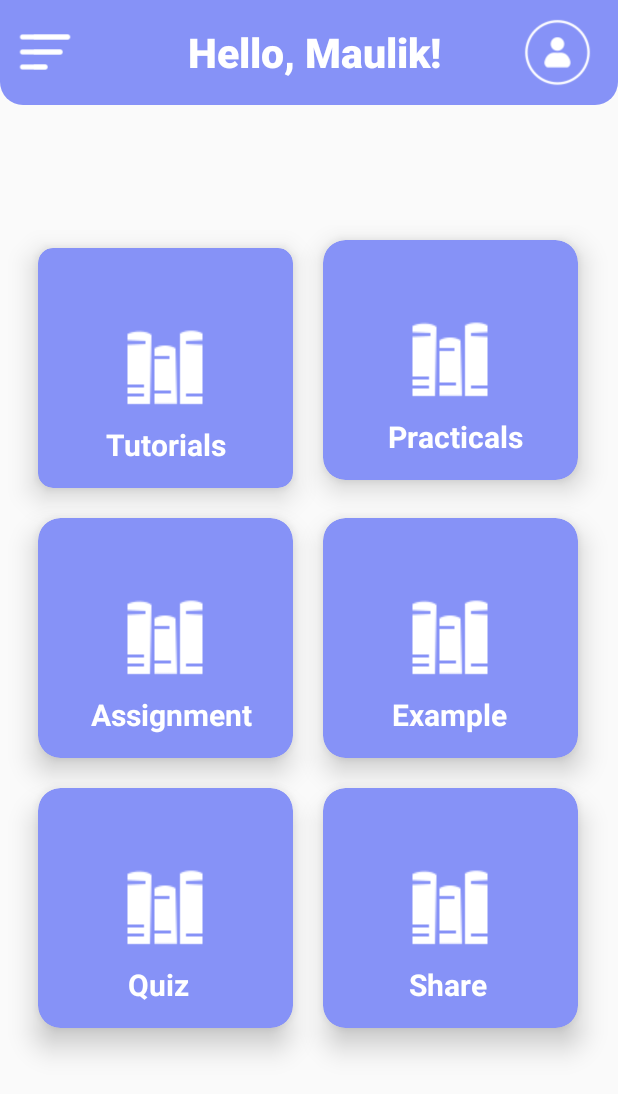
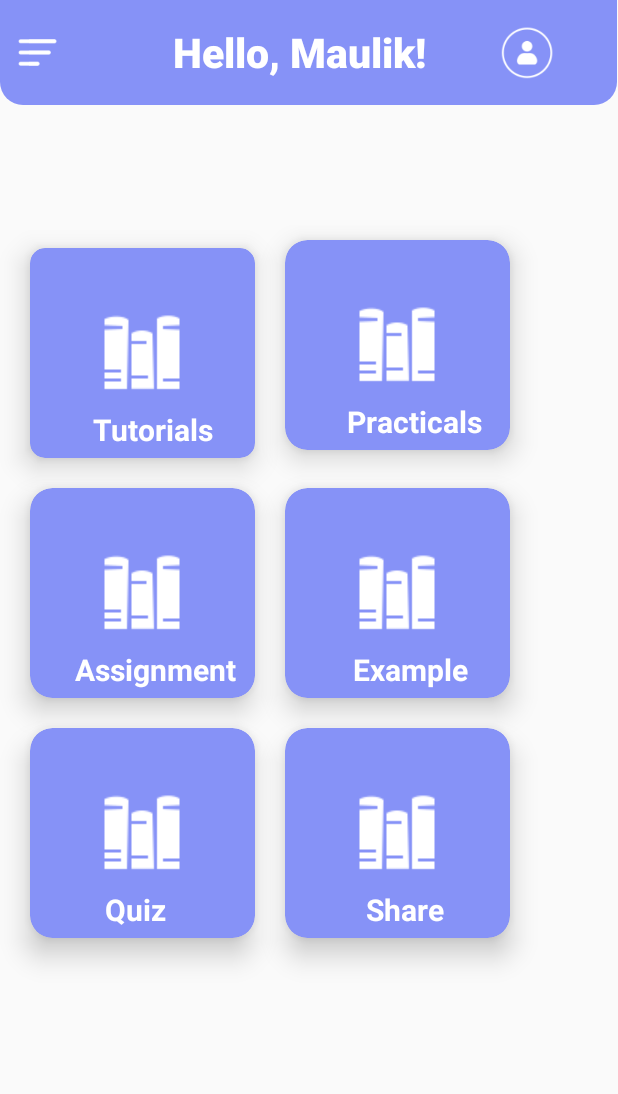
Before and after one commit to Maulikatgit/Android-Learn, an Android app: the screen it shows after launch (MainActivity), on a phone screen of 412 x 824 dp. Shown: the top 1094 px of the screen. Run offline under Robolectric (Android 15) with nearby library versions, the phone set to English and light mode, and no system bars.

Commit message:
bug fixed

```diff
--- a/app/src/main/AndroidManifest.xml
+++ b/app/src/main/AndroidManifest.xml
@@ -10,6 +10,9 @@
         android:supportsRtl="true"
         android:theme="@style/Theme.Mini_Project"
         tools:targetApi="31">
+        <activity
+            android:name=".manifestFile"
+            android:exported="false" />
         <activity
             android:name=".component"
             android:exported="false"
--- a/app/src/main/res/layout/activity_main.xml
+++ b/app/src/main/res/layout/activity_main.xml
@@ -8,13 +8,13 @@
     tools:context=".MainActivity">
 
     <LinearLayout
-        android:layout_width="match_parent"
+        android:layout_width="wrap_content"
         android:layout_height="70dp"
         android:background="@drawable/header">
 
         <ImageView
-            android:layout_width="40dp"
-            android:layout_height="40dp"
+            android:layout_width="30dp"
+            android:layout_height="30dp"
             android:layout_gravity="center_vertical"
             android:layout_marginStart="10dp"
             android:src="@drawable/menubar"/>
@@ -31,10 +31,10 @@
             android:textColor="@color/white"/>
 
         <ImageView
-            android:layout_width="45dp"
-            android:layout_height="45dp"
+            android:layout_width="35dp"
+            android:layout_height="35dp"
             android:layout_gravity="center_vertical"
-            android:layout_marginStart="55dp"
+            android:layout_marginStart="50dp"
             android:src="@drawable/user"/>
 
     </LinearLayout>
@@ -49,13 +49,13 @@
 
         <androidx.cardview.widget.CardView
             android:id="@+id/cv1"
-            android:layout_width="170dp"
-            android:layout_height="160dp"
+            android:layout_width="150dp"
+            android:layout_height="140dp"
             app:cardCornerRadius="10dp"
             app:cardElevation="11dp"
             app:cardBackgroundColor="@color/lavender"
             android:layout_marginTop="15dp"
-            android:layout_marginStart="25dp">
+            android:layout_marginStart="20dp">
 
             <RelativeLayout
                 android:layout_width="match_parent"
@@ -72,7 +72,7 @@
                     android:layout_width="wrap_content"
                     android:layout_height="wrap_content"
                     android:text="Tutorials"
-                    android:layout_marginStart="45dp"
+                    android:layout_marginStart="42dp"
                     android:layout_marginTop="5dp"
                     android:textSize="20sp"
                     android:textStyle="bold"
@@ -86,13 +86,14 @@
 
         <androidx.cardview.widget.CardView
             android:id="@+id/cv2"
-            android:layout_width="170dp"
-            android:layout_height="160dp"
+            android:layout_width="150dp"
+            android:layout_height="140dp"
             app:cardCornerRadius="15dp"
             app:cardElevation="11dp"
             app:cardBackgroundColor="@color/lavender"
             android:layout_marginTop="10dp"
-            android:layout_marginStart="20dp">
+            android:layout_marginStart="20dp"
+            android:layout_marginRight="20dp">
 
             <RelativeLayout
                 android:layout_width="match_parent"
@@ -109,7 +110,7 @@
                     android:layout_width="wrap_content"
                     android:layout_height="wrap_content"
                     android:text="Practicals"
-                    android:layout_marginStart="43dp"
+                    android:layout_marginStart="41dp"
                     android:layout_marginTop="5dp"
                     android:textColor="@color/white"
                     android:layout_below="@id/iv2"
@@ -123,13 +124,13 @@
 
         <androidx.cardview.widget.CardView
             android:id="@+id/cv3"
-            android:layout_width="170dp"
-            android:layout_height="160dp"
+            android:layout_width="150dp"
+            android:layout_height="140dp"
             app:cardCornerRadius="15dp"
             app:cardElevation="11dp"
             app:cardBackgroundColor="@color/lavender"
             android:layout_marginTop="20dp"
-            android:layout_marginStart="25dp">
+            android:layout_marginStart="20dp">
 
             <RelativeLayout
                 android:layout_width="match_parent"
@@ -146,10 +147,10 @@
                     android:layout_width="wrap_content"
                     android:layout_height="wrap_content"
                     android:text="Assignment"
-                    android:textSize="20dp"
+                    android:textSize="20sp"
                     android:textColor="@color/white"
                     android:layout_below="@id/iv3"
-                    android:layout_marginStart="35dp"
+                    android:layout_marginStart="30dp"
                     android:layout_marginTop="5dp"
                     android:textStyle="bold">
                 </TextView>
@@ -160,8 +161,8 @@
 
         <androidx.cardview.widget.CardView
             android:id="@+id/cv4"
-            android:layout_width="170dp"
-            android:layout_height="160dp"
+            android:layout_width="150dp"
+            android:layout_height="140dp"
             app:cardCornerRadius="15dp"
             app:cardElevation="11dp"
             app:cardBackgroundColor="@color/lavender"
@@ -185,7 +186,7 @@
                     android:text="Example"
                     android:textColor="@color/white"
                     android:layout_below="@id/iv4"
-                    android:layout_marginStart="46dp"
+                    android:layout_marginStart="45dp"
                     android:layout_marginTop="5dp"
                     android:textSize="20sp"
                     android:textStyle="bold">
@@ -197,13 +198,13 @@
 
         <androidx.cardview.widget.CardView
             android:id="@+id/cv5"
-            android:layout_width="170dp"
-            android:layout_height="160dp"
+            android:layout_width="150dp"
+            android:layout_height="140dp"
             app:cardCornerRadius="15dp"
             app:cardElevation="11dp"
             app:cardBackgroundColor="@color/lavender"
             android:layout_marginTop="20dp"
-            android:layout_marginStart="25dp">
+            android:layout_marginStart="20dp">
 
             <RelativeLayout
                 android:layout_width="match_parent"
@@ -222,7 +223,7 @@
                     android:text="Quiz"
                     android:textColor="@color/white"
                     android:layout_below="@id/iv5"
-                    android:layout_marginStart="60dp"
+                    android:layout_marginStart="50dp"
                     android:layout_marginTop="5dp"
                     android:textSize="20dp"
                     android:textStyle="bold">
@@ -234,8 +235,8 @@
 
         <androidx.cardview.widget.CardView
             android:id="@+id/cv6"
-            android:layout_width="170dp"
-            android:layout_height="160dp"
+            android:layout_width="150dp"
+            android:layout_height="140dp"
             app:cardCornerRadius="15dp"
             app:cardElevation="11dp"
             app:cardBackgroundColor="@color/lavender"
@@ -259,7 +260,7 @@
                     android:text="Share"
                     android:textColor="@color/white"
                     android:layout_below="@id/iv6"
-                    android:layout_marginStart="57dp"
+                    android:layout_marginStart="54dp"
                     android:layout_marginTop="5dp"
                     android:textSize="20sp"
                     android:textStyle="bold">
```
Also changed, not shown: app/src/main/java/com/example/mini_project/manifestFile.java (added, +14 -0 lines), app/src/main/res/layout/activity_manifest_file.xml (added, +9 -0 lines), app/src/main/res/values/strings.xml (+11 -0 lines).
